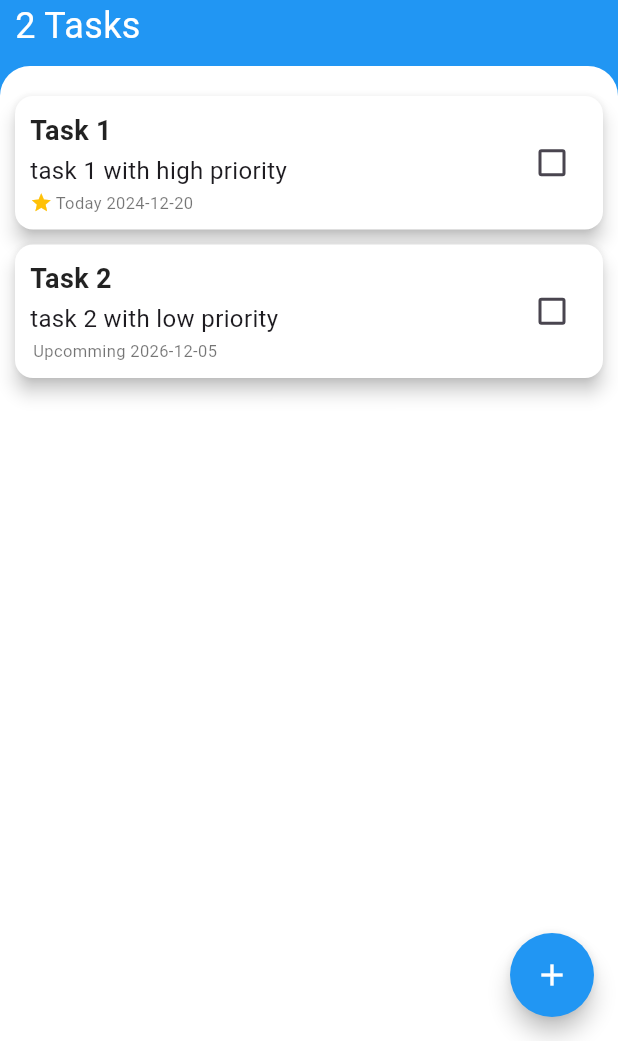
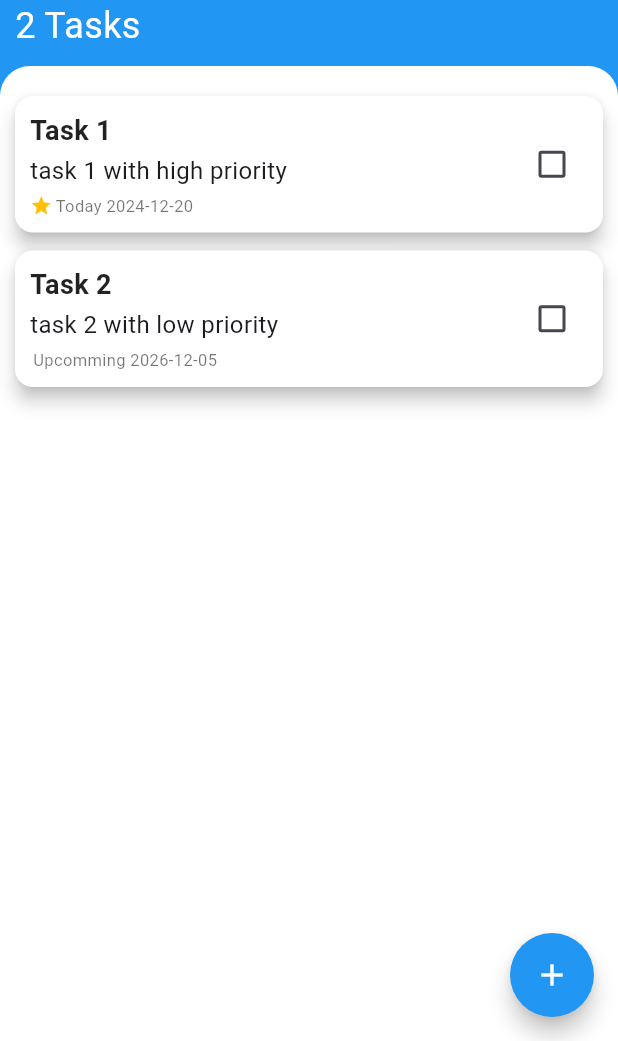
Before and after one commit to jashDevkar/My-Todo, a Flutter app: the screen it shows after launch, on a phone screen of 412 x 824 dp, the part 195-1236 px from its top. Run offline on Flutter 3.47's test engine with Material 3 defaults, Android fonts, the phone set to English and light mode, and no system bars; drawn by our look-alikes of flutter_slidable; our stand-ins replace hive_flutter; accounts and stored records are empty.

Commit message:
changed some ui

```diff
--- a/lib/components/task_tile.dart
+++ b/lib/components/task_tile.dart
@@ -43,8 +43,11 @@ class TaskTile extends StatelessWidget {
 
   @override
   Widget build(BuildContext context) {
-    return Slidable(
-      ///edit slide
+    return Card(
+      color: Colors.white,
+      elevation: 5.0,
+      margin: const EdgeInsets.only(bottom: 12.0),
+      child: Slidable(
         startActionPane: ActionPane(
           motion: const StretchMotion(),
           children: [
@@ -55,7 +58,6 @@ class TaskTile extends StatelessWidget {
             )
           ],
         ),
-      ///delete slide
         endActionPane: ActionPane(
             motion: const StretchMotion(),
             children:[
@@ -64,10 +66,6 @@ class TaskTile extends StatelessWidget {
               icon: Icons.delete,
               backgroundColor: Colors.red,)
             ] ),
-      child: Card(
-          color: Colors.white,
-          elevation: 5.0,
-          margin: const EdgeInsets.only(bottom: 10.0),
         child: Padding(
             padding: const EdgeInsets.all(10.0),
             child: Row(
@@ -101,7 +99,7 @@ class TaskTile extends StatelessWidget {
                                 : TextDecoration.none),
                       ),
                       const SizedBox(
-                        height: 2.0,
+                        height: 4.0,
                       ),
 
                       ///date
@@ -146,7 +144,8 @@ class TaskTile extends StatelessWidget {
                 )
               ],
             ),
-          )),
+          ),
+      ),
     );
   }
 }
```
Lines whose indentation alone changed are shown as unchanged.
